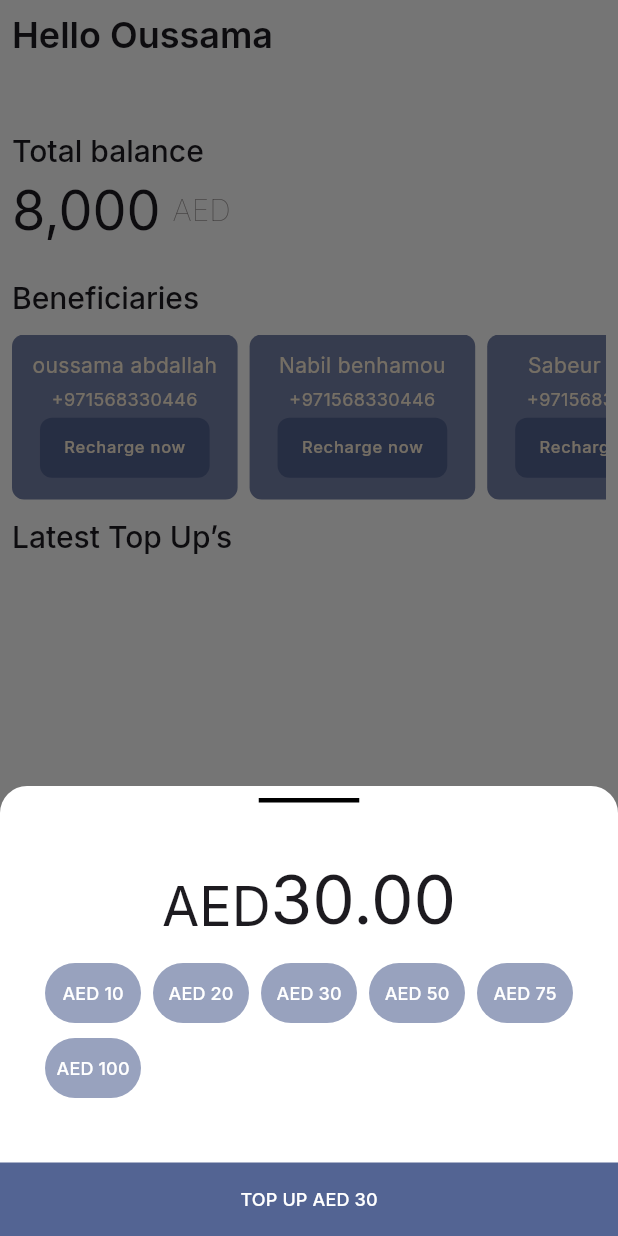
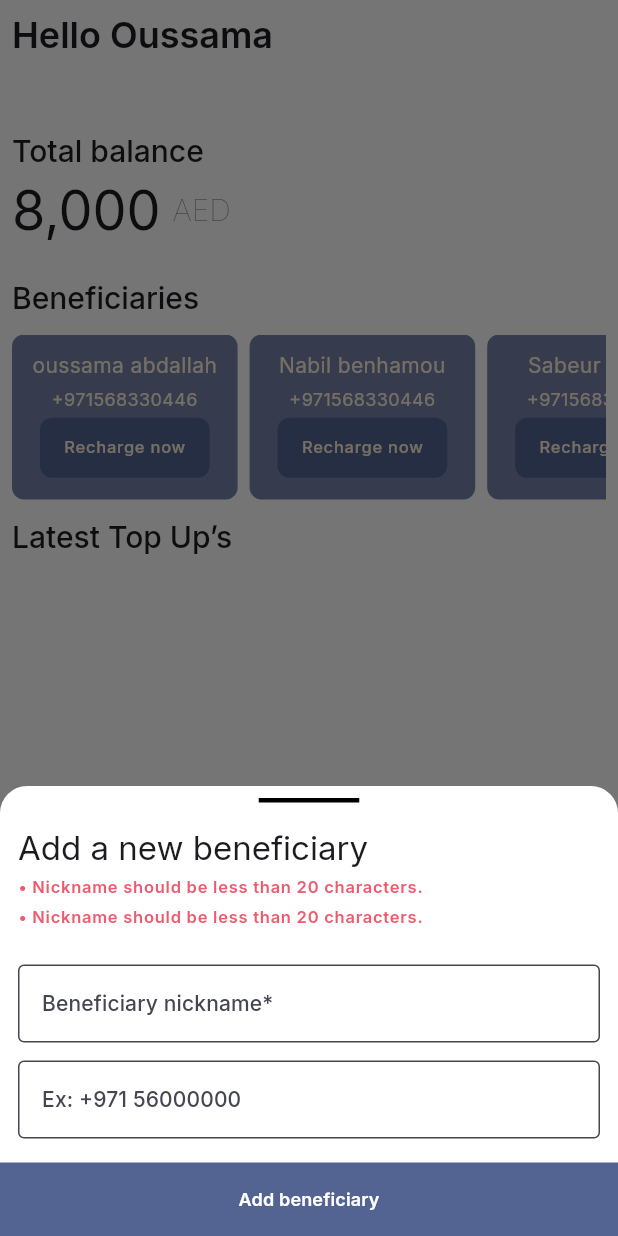
Before and after one commit to oussaki-dev/e5d-assesment, a Flutter app: the HomeScreen screen opened by its route, after a tap on "Recharge now", on a phone screen of 412 x 824 dp. Run offline on Flutter 3.47's test engine with Material 3 defaults, Android fonts, the phone set to English and light mode, and no system bars; our stand-ins replace flutter_svg, freezed_annotation, go_router, google_fonts, logger; missing offline and left inert: dlibphonenumber.

Commit message:
add beneficiary UI

```diff
--- /dev/null
+++ b/lib/features/beneficiary/presentation/view/add_beneficiary_bottomsheet.dart
@@ -0,0 +1,108 @@
+import 'package:e5d_assesment/routes/routes.dart';
+import 'package:e5d_assesment/themes/colors.dart';
+import 'package:flutter/material.dart';
+
+class AddBeneficiaryWidget extends StatelessWidget {
+  const AddBeneficiaryWidget({super.key});
+
+  @override
+  Widget build(BuildContext context) {
+    return Expanded(
+      child: Column(
+        mainAxisAlignment: MainAxisAlignment.spaceBetween,
+        crossAxisAlignment: CrossAxisAlignment.center,
+        children: [
+          // Money to topup
+          Expanded(
+            child: SizedBox(
+              // color: Colors.amber,
+              width: double.infinity,
+              child: Padding(
+                padding: const EdgeInsets.only(left: 12, right: 12),
+                child: Column(
+                  mainAxisAlignment: MainAxisAlignment.center,
+                  crossAxisAlignment: CrossAxisAlignment.start,
+                  children: [
+                    Text(
+                      'Add a new beneficiary ',
+                      style: Theme.of(context).textTheme.titleLarge,
+                    ),
+                    const SizedBox(
+                      height: 4,
+                    ),
+                    Text(
+                      '\u2022 Nickname should be less than 20 characters.',
+                      style: Theme.of(context).textTheme.labelSmall?.merge(
+                            const TextStyle(
+                                color: E5DColors.colorEF5A6F,
+                                fontWeight: FontWeight.w600),
+                          ),
+                    ),
+                    const SizedBox(
+                      height: 4,
+                    ),
+                    Text(
+                      '\u2022 Nickname should be less than 20 characters. ',
+                      style: Theme.of(context).textTheme.labelSmall?.merge(
+                            const TextStyle(
+                                color: E5DColors.colorEF5A6F,
+                                fontWeight: FontWeight.w600),
+                          ),
+                    ),
+                    const SizedBox(
+                      height: 24,
+                    ),
+                    TextField(
+                      style: Theme.of(context).textTheme.labelLarge,
+                      decoration: const InputDecoration(
+                          fillColor: Colors.white,
+                          filled: true,
+                          hintText: 'Beneficiary nickname*',
+                          border: OutlineInputBorder()),
+                    ),
+                    const SizedBox(
+                      height: 12,
+                    ),
+                    TextField(
+                      style: Theme.of(context).textTheme.labelLarge,
+                      decoration: const InputDecoration(
+                          fillColor: Colors.white,
+                          filled: true,
+                          hintText: 'Ex: +971 56000000',
+                          border: OutlineInputBorder()),
+                    ),
+                  ],
+                ),
+              ),
+            ),
+          ),
+          // Topup button
+          SizedBox(
+            width: double.infinity,
+            child: TextButton(
+              onPressed: () => {TopUpScreenRoute().go(context)},
+              style: TextButton.styleFrom(
+                shape: const LinearBorder(),
+                backgroundColor: E5DColors.primaryColor,
+                padding: const EdgeInsets.symmetric(
+                  vertical: 16.0,
+                  horizontal: 24.0,
+                ),
+              ),
+              child: Text(
+                'Add beneficiary',
+                style: Theme.of(context).textTheme.labelLarge?.merge(
+                      const TextStyle(
+                        color: Colors.white,
+                        fontSize: 12,
+                        fontWeight: FontWeight.w600
+                      ),
+                    ),
+              ),
+            ),
+          ),
+        ],
+      ),
+    );
+  }
+}
--- a/lib/features/beneficiary/presentation/view/beneficiary_list.dart
+++ b/lib/features/beneficiary/presentation/view/beneficiary_list.dart
@@ -1,5 +1,6 @@
 import 'package:e5d_assesment/common/views/bottom_sheet.dart';
 import 'package:e5d_assesment/features/beneficiary/domain/model/beneficiary_model.dart';
+import 'package:e5d_assesment/features/beneficiary/presentation/view/add_beneficiary_bottomsheet.dart';
 import 'package:e5d_assesment/features/beneficiary/presentation/view/beneficiary_list_item.dart';
 import 'package:e5d_assesment/features/topup/presentation/view/topup_widget.dart';
 import 'package:e5d_assesment/main.dart';
@@ -27,7 +28,7 @@ class BeneficiaryListWidget extends StatelessWidget {
           ((constraint.maxWidth * 0.8) / 2) - spacingBetweenItems;
       loggerNoStack.d("CalculatedWidth $calculatedWidth ");
 
-      return Container(
+      return SizedBox(
           height: 110,
           child: ListView.separated(
             separatorBuilder: (context, index) {
@@ -43,11 +44,18 @@ class BeneficiaryListWidget extends StatelessWidget {
                 child: BeneficiaryListItemWidget(
                     beneficiary: _beneficiaries[index],
                     onPressed: () {
+                      // showE5DBottomSheet(
+                      //   context,
+                      //   const TopUpWidget(),
+                      //   300,
+                      // );
+
                       showE5DBottomSheet(
                         context,
-                        const TopUpWidget(),
+                        const AddBeneficiaryWidget(),
                         300,
                       );
+
                       print(_beneficiaries[index]);
                     }),
               );
--- a/lib/features/topup/presentation/view/topup_receipt_screen.dart
+++ b/lib/features/topup/presentation/view/topup_receipt_screen.dart
@@ -3,7 +3,6 @@ import 'package:e5d_assesment/common/views/half_circle.dart';
 import 'package:e5d_assesment/main.dart';
 import 'package:e5d_assesment/themes/colors.dart';
 import 'package:flutter/material.dart';
-import 'package:flutter_svg/svg.dart';
 
 class TopUpReceiptScreen extends StatelessWidget {
   const TopUpReceiptScreen({super.key});
--- a/lib/themes/colors.dart
+++ b/lib/themes/colors.dart
@@ -6,7 +6,7 @@ class E5DColors {
   static const Color primaryColor40Percent = Color(0xff98a2be);
   static const Color primaryColor20Percent = Color(0xff7682a9);
 
-  static const Color secondaryColor = Color(0xFFEF5A6F);
+  static const Color colorEF5A6F = Color(0xFFEF5A6F);
   static const Color colorFFF1DB = Color(0xFFFFF1DB);
   static const Color colorD4BDAC = Color(0xFFD4BDAC);
 
--- a/lib/themes/themes.dart
+++ b/lib/themes/themes.dart
@@ -12,7 +12,7 @@ enum AppThemes {
         return ThemeData(
           colorScheme: ColorScheme.fromSeed(
             seedColor: E5DColors.primaryColor,
-            secondary: E5DColors.secondaryColor,
+            secondary: E5DColors.colorEF5A6F,
           ),
           textTheme: GoogleFonts.interTextTheme(),
           bottomSheetTheme: const BottomSheetThemeData(
```
